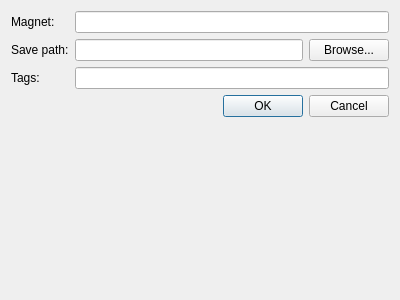
Old version of the form src/plugins/bittorrent/addmagnetdialog.ui in the repository 0xd34df00d/leechcraft.
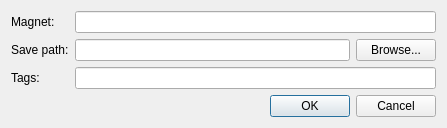
New version of the form. Custom widgets are drawn as their Qt base class.

Commit message: [BT] Completeness checking for AddMagnetDialog.

```diff
--- a/src/plugins/bittorrent/addmagnetdialog.ui
+++ b/src/plugins/bittorrent/addmagnetdialog.ui
@@ -6,8 +6,8 @@
    <rect>
     <x>0</x>
     <y>0</y>
-    <width>400</width>
-    <height>300</height>
+    <width>447</width>
+    <height>124</height>
    </rect>
   </property>
   <property name="windowTitle">
```
Left out of the diff: 6 changed lines with no effect on the pictures. The commit also changes 2 other files.
